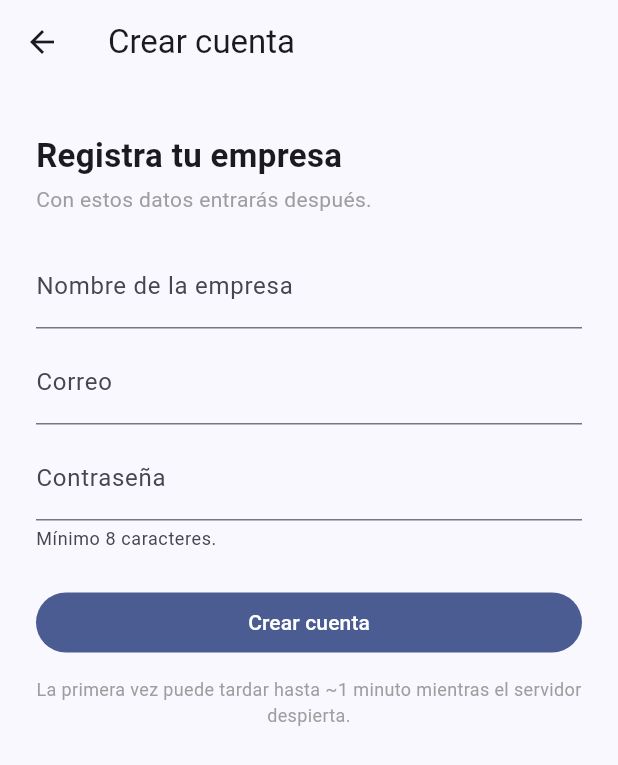
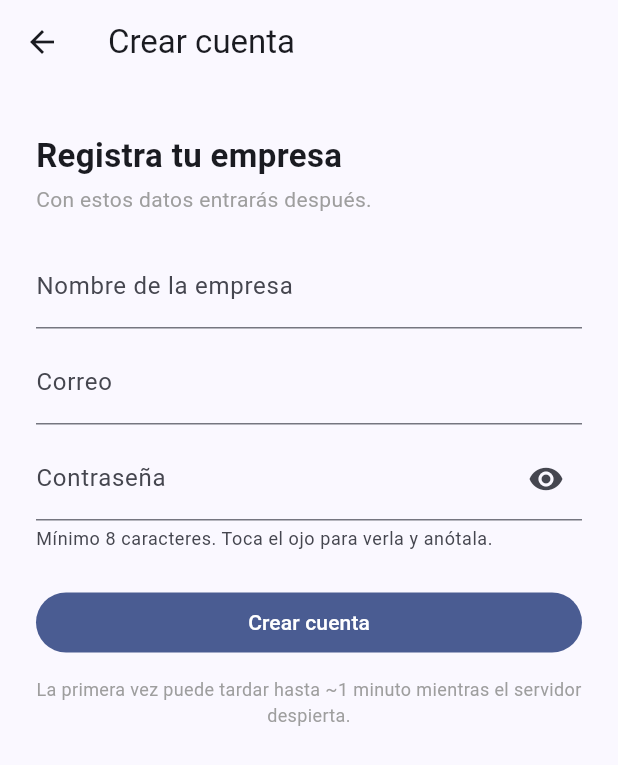
Before and after one commit to antoniogaps-star/agora-erp, a Flutter app: the RegisterScreen screen opened directly, on a phone screen of 412 x 824 dp. Shown: the top 765 px of the screen. Run offline on Flutter 3.47's test engine with Material 3 defaults, Android fonts, the phone set to English and light mode, and no system bars; our stand-ins replace dio, drift, flutter_riverpod, flutter_secure_storage, speech_to_text; missing offline and left inert: sqlcipher_flutter_libs, sqlite3; accounts and stored records are empty; generated files the repository leaves out were written again.

Commit message:
feat(mobile-register): ver contraseña (ojo) al crear cuenta
Permite ver y anotar la contraseña al registrarse, para no crear cuentas con una
contraseña con typo invisible.

Co-Authored-By: Claude Opus 4.8 <noreply@anthropic.com>

```diff
--- a/mobile/lib/features/auth/register_screen.dart
+++ b/mobile/lib/features/auth/register_screen.dart
@@ -19,6 +19,7 @@ class _RegisterScreenState extends ConsumerState<RegisterScreen> {
   final _companyName = TextEditingController();
   final _email = TextEditingController();
   final _password = TextEditingController();
+  bool _showPassword = false;
 
   @override
   void dispose() {
@@ -107,10 +108,15 @@ class _RegisterScreenState extends ConsumerState<RegisterScreen> {
             const SizedBox(height: 8),
             TextField(
               controller: _password,
-              obscureText: true,
-              decoration: const InputDecoration(
+              obscureText: !_showPassword,
+              decoration: InputDecoration(
                 labelText: 'Contraseña',
-                helperText: 'Mínimo 8 caracteres.',
+                helperText: 'Mínimo 8 caracteres. Toca el ojo para verla y anótala.',
+                suffixIcon: IconButton(
+                  icon: Icon(_showPassword ? Icons.visibility_off : Icons.visibility),
+                  tooltip: _showPassword ? 'Ocultar' : 'Ver contraseña',
+                  onPressed: () => setState(() => _showPassword = !_showPassword),
+                ),
               ),
             ),
             const SizedBox(height: 24),
```
